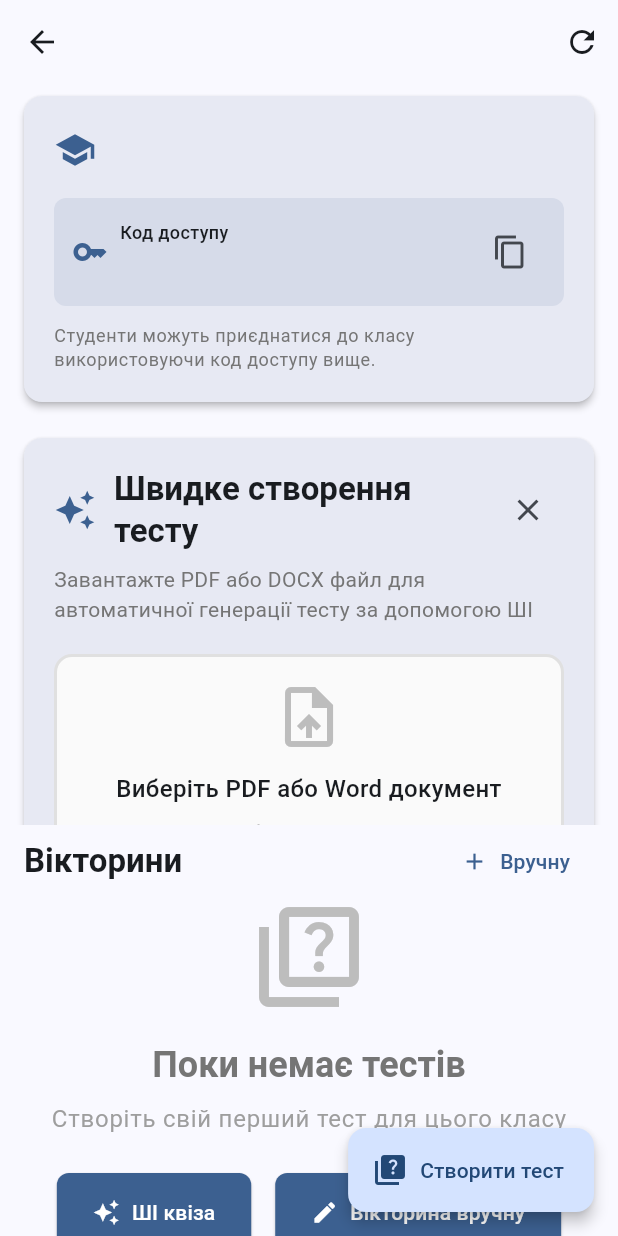
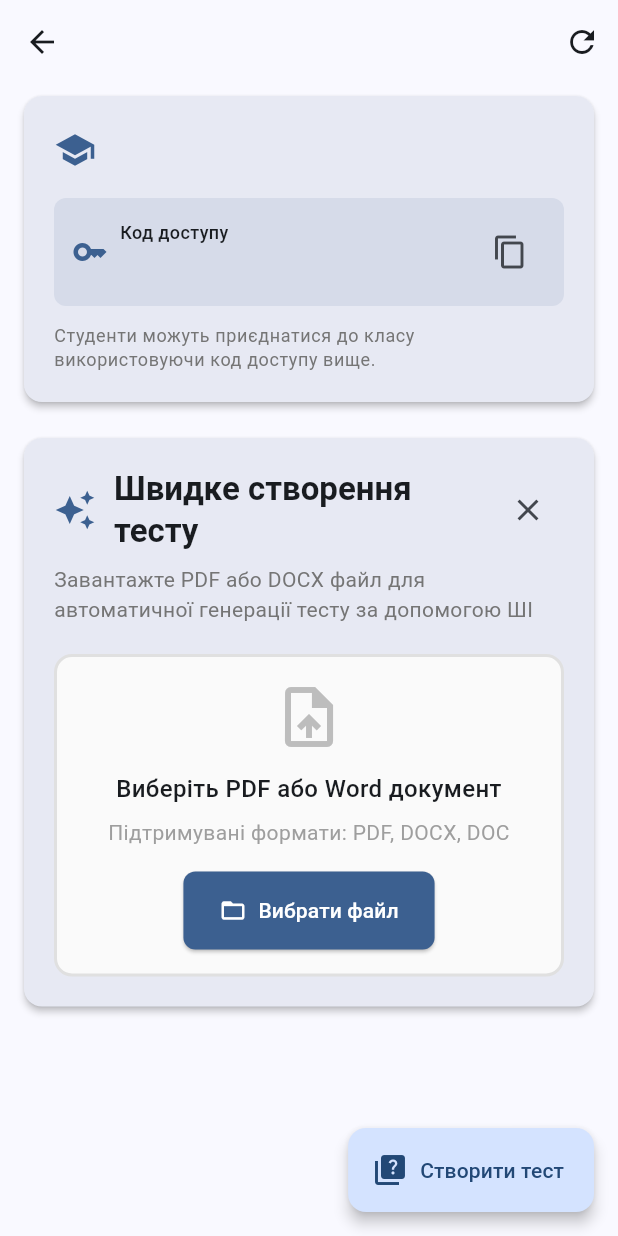
Before and after one commit to kyselevych/yePytannia, a Flutter app: the ClassDetailScreen screen opened directly with empty values, after a tap on "Швидке створення тесту", on a phone screen of 412 x 824 dp. Run offline on Flutter 3.47's test engine with Material 3 defaults, Android fonts, the phone set to English and light mode, and no system bars; our stand-ins replace file_picker, supabase_flutter; accounts and stored records are empty.

```diff
--- a/lib/screens/teacher/class_detail_screen.dart
+++ b/lib/screens/teacher/class_detail_screen.dart
@@ -80,7 +80,9 @@ class _ClassDetailScreenState extends State<ClassDetailScreen> {
           ),
         ],
       ),
-      body: Column(
+      body: _showQuickCreator
+          ? SingleChildScrollView(
+              child: Column(
                 children: [
 
                   Card(
@@ -164,10 +166,7 @@ class _ClassDetailScreenState extends State<ClassDetailScreen> {
           ),
 
 
-          if (_showQuickCreator)
-            Expanded(
-              child: SingleChildScrollView(
-                child: QuickQuizCreator(
+          QuickQuizCreator(
                     classModel: widget.classModel,
                     onQuizCreated: () {
                       _loadQuizzes();
@@ -181,9 +180,92 @@ class _ClassDetailScreenState extends State<ClassDetailScreen> {
                       });
                     },
                   ),
+                ],
               ),
             )
-          else
+          : Column(
+              children: [
+
+                Card(
+                  margin: const EdgeInsets.symmetric(horizontal: 16, vertical: 8),
+                  child: Padding(
+                    padding: const EdgeInsets.all(20),
+                    child: Column(
+                      crossAxisAlignment: CrossAxisAlignment.start,
+                      children: [
+                        Row(
+                          children: [
+                            Icon(
+                              Icons.school,
+                              color: Theme.of(context).primaryColor,
+                              size: 28,
+                            ),
+                            const SizedBox(width: 12),
+                            Expanded(
+                              child: Text(
+                                widget.classModel.name,
+                                style: Theme.of(context).textTheme.headlineSmall?.copyWith(
+                                  fontWeight: FontWeight.bold,
+                                ),
+                              ),
+                            ),
+                          ],
+                        ),
+                        const SizedBox(height: 16),
+                        Container(
+                          padding: const EdgeInsets.all(12),
+                          decoration: BoxDecoration(
+                            color: Theme.of(context).primaryColor.withOpacity(0.1),
+                            borderRadius: BorderRadius.circular(8),
+                          ),
+                          child: Row(
+                            children: [
+                              Icon(
+                                Icons.key,
+                                color: Theme.of(context).primaryColor,
+                              ),
+                              const SizedBox(width: 8),
+                              Column(
+                                crossAxisAlignment: CrossAxisAlignment.start,
+                                children: [
+                                  const Text(
+                                    'Код доступу',
+                                    style: TextStyle(
+                                      fontSize: 12,
+                                      fontWeight: FontWeight.w500,
+                                    ),
+                                  ),
+                                  Text(
+                                    widget.classModel.accessCode,
+                                    style: const TextStyle(
+                                      fontFamily: 'monospace',
+                                      fontSize: 18,
+                                      fontWeight: FontWeight.bold,
+                                    ),
+                                  ),
+                                ],
+                              ),
+                              const Spacer(),
+                              IconButton(
+                                icon: const Icon(Icons.copy),
+                                onPressed: _copyAccessCode,
+                                tooltip: 'Копіювати код доступу',
+                              ),
+                            ],
+                          ),
+                        ),
+                        const SizedBox(height: 12),
+                        Text(
+                          'Студенти можуть приєднатися до класу використовуючи код доступу вище.',
+                          style: Theme.of(context).textTheme.bodySmall?.copyWith(
+                            color: Colors.grey[600],
+                          ),
+                        ),
+                      ],
+                    ),
+                  ),
+                ),
+
                 Card(
                   margin: const EdgeInsets.symmetric(horizontal: 16, vertical: 8),
                   child: ListTile(
@@ -218,7 +300,6 @@ class _ClassDetailScreenState extends State<ClassDetailScreen> {
                               ),
                             ),
                             const Spacer(),
-                      if (!_showQuickCreator) ...[
                             TextButton.icon(
                               onPressed: () {
                                 setState(() {
@@ -229,7 +310,6 @@ class _ClassDetailScreenState extends State<ClassDetailScreen> {
                               label: const Text('ШІ тест'),
                             ),
                             const SizedBox(width: 8),
-                      ],
                             TextButton.icon(
                               onPressed: _createQuiz,
                               icon: const Icon(Icons.add),
```
Lines whose indentation alone changed are shown as unchanged.
